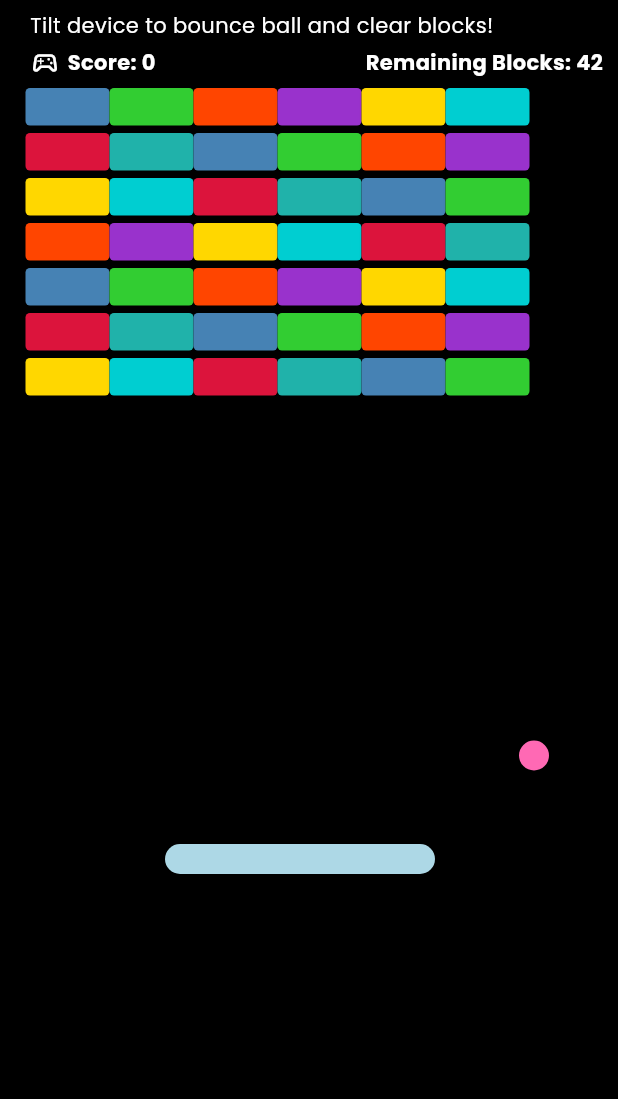
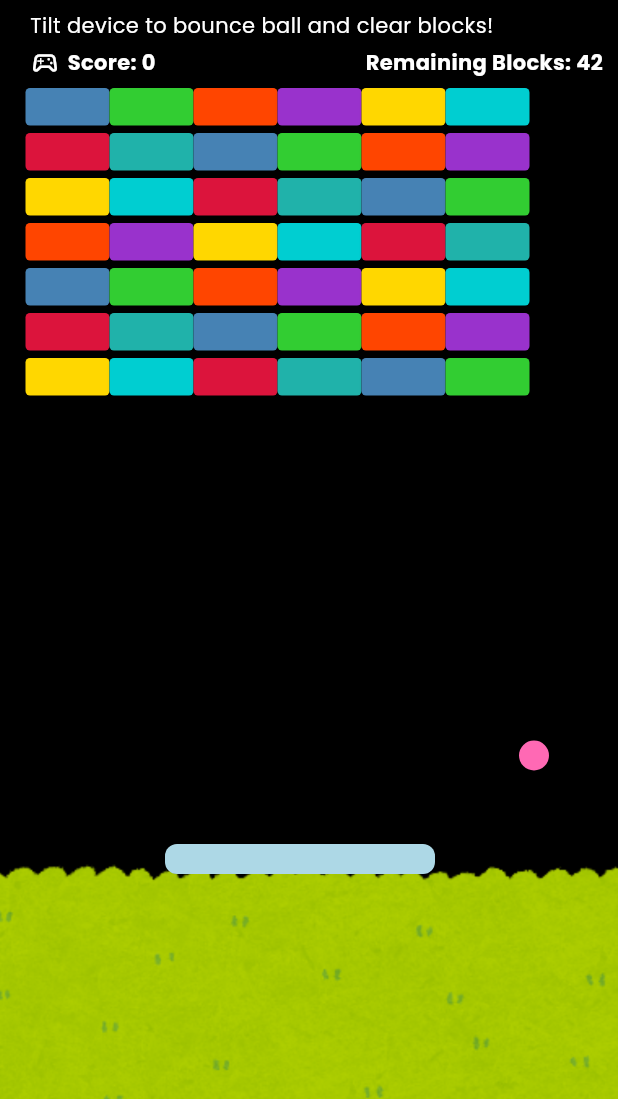
Before and after one commit to mareerray/bouncer, a Flutter app: the screen it shows after launch, on a phone screen of 412 x 824 dp, the part 137-1236 px from its top. Run offline on Flutter 3.47's test engine with Material 3 defaults, Android fonts, the phone set to English and light mode, and no system bars; our stand-ins replace audioplayers, google_fonts, sensors_plus.

Commit message:
Add floor image and change borderradius of the paddle

```diff
--- a/lib/bouncer_game.dart
+++ b/lib/bouncer_game.dart
@@ -371,6 +371,20 @@ class _BouncerGameState extends State<BouncerGame> with TickerProviderStateMixin
                 );
               }),
 
+              // Floor
+              Positioned(
+                bottom: 0,
+                left: 0,
+                right: 0,
+                height: 80,  // Adjust height to fit under paddle
+                child: FittedBox(
+                  fit: BoxFit.fitWidth,
+                  child: Image.asset(
+                    'assets/images/floor_grass.png',
+                  ),
+                ),
+              ),
+
               // Ball
               Positioned(
                 top: ball.y - ball.radius,
@@ -394,7 +408,7 @@ class _BouncerGameState extends State<BouncerGame> with TickerProviderStateMixin
                   height: paddleHeight,
                   decoration: BoxDecoration(
                     color: const Color(0xFFADD8E6),
-                    borderRadius: BorderRadius.circular(10),
+                    borderRadius: BorderRadius.circular(8),
                   ),
                 ),
               ),
```
Also changed, not shown: assets/images/floor_grass.png (added).
